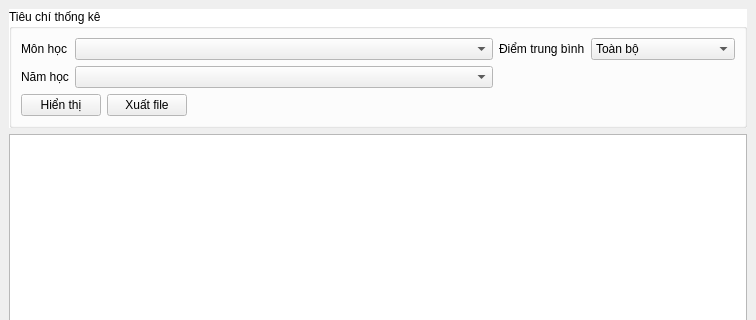
Old version of the form HongGrader/thongkehocsinh.ui in the repository vumari/HongGrader; both pictures show x 0 to 756 and y 0 to 320 of the 756 by 615 pixel window.
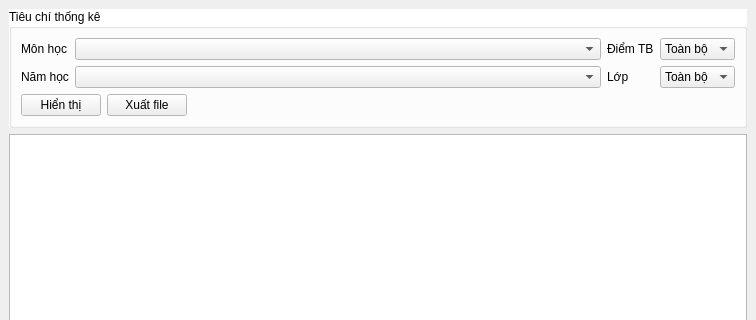
New version of the form.

What changed in the file:
```diff
--- a/HongGrader/thongkehocsinh.ui
+++ b/HongGrader/thongkehocsinh.ui
@@ -73,7 +73,91 @@
        <string>Tiêu chí thống kê</string>
       </property>
       <layout class="QGridLayout" name="gridLayout">
-       <item row="1" column="0" colspan="3">
+       <item row="0" column="0">
+        <layout class="QFormLayout" name="formLayout">
+         <item row="0" column="0">
+          <widget class="QLabel" name="label">
+           <property name="text">
+            <string>Môn học</string>
+           </property>
+           <property name="buddy">
+            <cstring>CBmonhoc</cstring>
+           </property>
+          </widget>
+         </item>
+         <item row="0" column="1">
+          <widget class="QComboBox" name="CBmonhoc"/>
+         </item>
+         <item row="1" column="0">
+          <widget class="QLabel" name="label_2">
+           <property name="text">
+            <string>Năm học</string>
+           </property>
+           <property name="buddy">
+            <cstring>CBnamhoc</cstring>
+           </property>
+          </widget>
+         </item>
+         <item row="1" column="1">
+          <widget class="QComboBox" name="CBnamhoc"/>
+         </item>
+        </layout>
+       </item>
+       <item row="0" column="1">
+        <layout class="QFormLayout" name="formLayout_2">
+         <item row="0" column="0">
+          <widget class="QLabel" name="label_4">
+           <property name="text">
+            <string>Điểm TB</string>
+           </property>
+           <property name="buddy">
+            <cstring>CBdiem</cstring>
+           </property>
+          </widget>
+         </item>
+         <item row="0" column="1">
+          <widget class="QComboBox" name="CBdiem">
+           <item>
+            <property name="text">
+             <string>Toàn bộ</string>
+            </property>
+           </item>
+           <item>
+            <property name="text">
+             <string>Trên 8</string>
+            </property>
+           </item>
+           <item>
+            <property name="text">
+             <string>Trên 5</string>
+            </property>
+           </item>
+           <item>
+            <property name="text">
+             <string>Dưới 5</string>
+            </property>
+           </item>
+          </widget>
+         </item>
+         <item row="1" column="0">
+          <widget class="QLabel" name="label_3">
+           <property name="text">
+            <string>Lớp</string>
+           </property>
+          </widget>
+         </item>
+         <item row="1" column="1">
+          <widget class="QComboBox" name="CBlop">
+           <item>
+            <property name="text">
+             <string>Toàn bộ</string>
+            </property>
+           </item>
+          </widget>
+         </item>
+        </layout>
+       </item>
+       <item row="1" column="0" colspan="2">
         <spacer name="verticalSpacer">
          <property name="orientation">
           <enum>Qt::Orientation::Vertical</enum>
@@ -89,7 +173,7 @@
          </property>
         </spacer>
        </item>
-       <item row="2" column="0" colspan="3">
+       <item row="2" column="0">
         <layout class="QHBoxLayout" name="horizontalLayout_6">
          <item>
           <widget class="QPushButton" name="BThienthi">
@@ -120,74 +204,6 @@
          </item>
         </layout>
        </item>
-       <item row="0" column="2">
-        <layout class="QFormLayout" name="formLayout_2">
-         <item row="0" column="0">
-          <widget class="QLabel" name="label_4">
-           <property name="text">
-            <string>Điểm trung bình</string>
-           </property>
-           <property name="buddy">
-            <cstring>CBdiem</cstring>
-           </property>
-          </widget>
-         </item>
-         <item row="0" column="1">
-          <widget class="QComboBox" name="CBdiem">
-           <item>
-            <property name="text">
-             <string>Toàn bộ</string>
-            </property>
-           </item>
-           <item>
-            <property name="text">
-             <string>Trên 8</string>
-            </property>
-           </item>
-           <item>
-            <property name="text">
-             <string>Trên 5</string>
-            </property>
-           </item>
-           <item>
-            <property name="text">
-             <string>Dưới 5</string>
-            </property>
-           </item>
-          </widget>
-         </item>
-        </layout>
-       </item>
-       <item row="0" column="0" colspan="2">
-        <layout class="QFormLayout" name="formLayout">
-         <item row="0" column="0">
-          <widget class="QLabel" name="label">
-           <property name="text">
-            <string>Môn học</string>
-           </property>
-           <property name="buddy">
-            <cstring>CBmonhoc</cstring>
-           </property>
-          </widget>
-         </item>
-         <item row="0" column="1">
-          <widget class="QComboBox" name="CBmonhoc"/>
-         </item>
-         <item row="1" column="0">
-          <widget class="QLabel" name="label_2">
-           <property name="text">
-            <string>Năm học</string>
-           </property>
-           <property name="buddy">
-            <cstring>CBnamhoc</cstring>
-           </property>
-          </widget>
-         </item>
-         <item row="1" column="1">
-          <widget class="QComboBox" name="CBnamhoc"/>
-         </item>
-        </layout>
-       </item>
       </layout>
      </widget>
     </item>
```
Left out of the diff: 1 changed line with no effect on the pictures.
